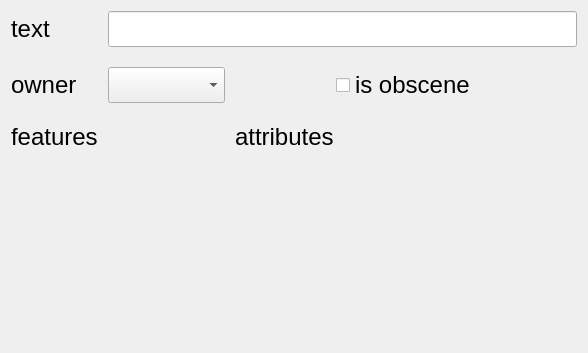
Above: src/forms/quoteinput.ui from New-Dutchman/quotes-museum-client before the change. Below: the same form after it.
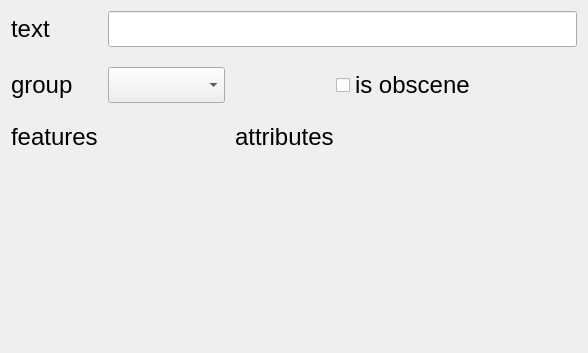
That is the form after the change.

Commit message: change owner to group

Diff of the .ui file:
```diff
--- a/src/forms/quoteinput.ui
+++ b/src/forms/quoteinput.ui
@@ -54,7 +54,7 @@
       </font>
      </property>
      <property name="text">
-      <string>owner</string>
+      <string>group</string>
      </property>
     </widget>
    </item>
```
Left out of the diff: 8 changed lines with no effect on the pictures. The commit also changes 2 other files.
